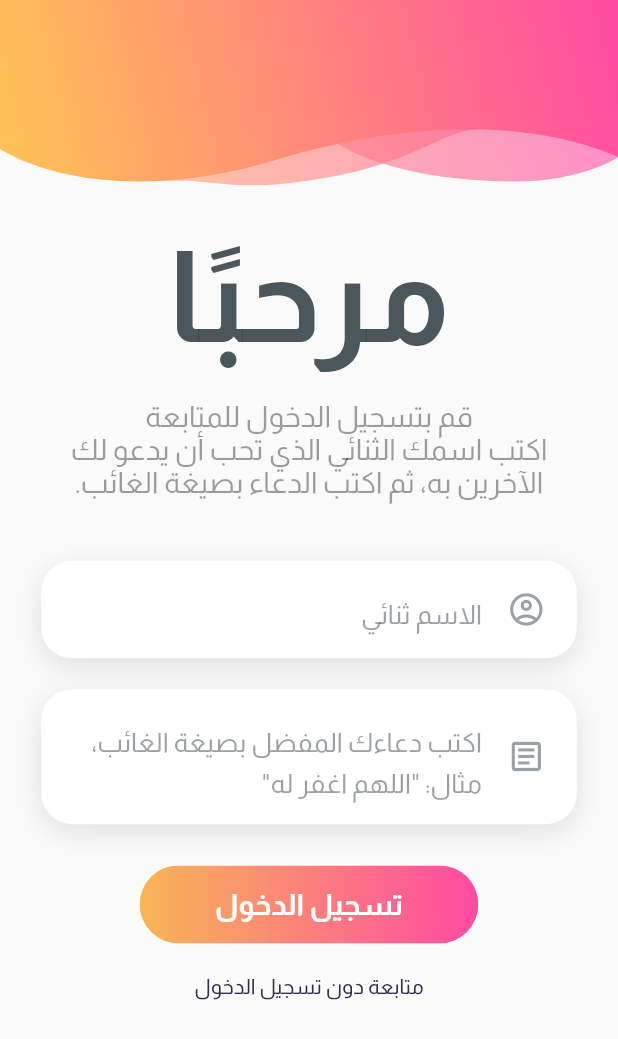
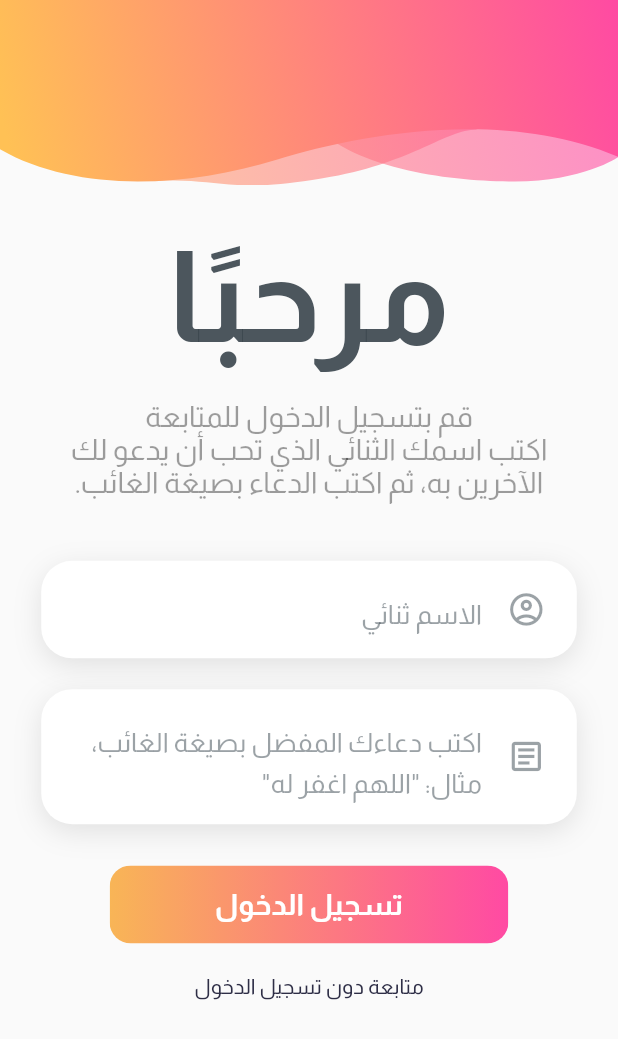
Before and after one commit to MAlazhariy/ramadan_mubarak, a Flutter app: the LoginScreen screen opened by its route, on a phone screen of 412 x 824 dp. Shown: the top 1039 px of the screen. Run offline on Flutter 3.47's test engine with Material 2 defaults, Android fonts, the phone set to English and light mode, and no system bars; our stand-ins replace adhan, cloud_firestore, dio, firebase_core, firebase_messaging, fluro and 14 more; missing offline and left inert: platform_device_id; accounts and stored records are empty; statements that could not run were skipped.

Commit message:
handle main button

```diff
--- a/lib/view/screens/login/login_screen.dart
+++ b/lib/view/screens/login/login_screen.dart
@@ -13,6 +13,7 @@ import 'package:ramadan_kareem/utils/resources/text_styles_manager.dart';
 import 'package:ramadan_kareem/utils/routes.dart';
 import 'package:ramadan_kareem/view/screens/home/home_screen.dart';
 import 'package:ramadan_kareem/view/widgets/internet_consumer_builder.dart';
+import 'package:ramadan_kareem/view/widgets/main_button.dart';
 import 'package:ramadan_kareem/ztrash/shared/cache_helper/cache_helper.dart';
 import 'package:ramadan_kareem/ztrash/shared/components/constants.dart';
 import 'package:ramadan_kareem/view/screens/login/done_screen.dart';
@@ -47,11 +48,11 @@ class _LoginScreenState extends State<LoginScreen> {
       doaa: doaaCtrl.text.trim(),
     );
 
-    if (responseModel.isSuccess){
+    if (responseModel.isSuccess) {
       return _navigate();
     } else {
-      if(!mounted) return;
-      SnkBar.showError(context, responseModel.message??'حدث خطأ، يرجى المحاولة مرة أخرى لاحقًا');
+      if (!mounted) return;
+      SnkBar.showError(context, responseModel.message ?? 'حدث خطأ، يرجى المحاولة مرة أخرى لاحقًا');
     }
   }
 
@@ -220,55 +221,25 @@ class _LoginScreenState extends State<LoginScreen> {
                           // login button
                           Consumer<AuthProvider>(
                             builder: (context, authProvider, _) {
-                              if(authProvider.isLoading){
+                              if (authProvider.isLoading) {
                                 return const Center(child: CircularProgressIndicator.adaptive());
                               }
 
-                              return Align(
-                                alignment: AlignmentDirectional.center,
-                                child: MaterialButton(
+                              return MainButton(
                                 onPressed: () async {
                                   await _submitLogin(authProvider);
                                 },
-                                  padding: const EdgeInsets.all(0),
-                                  shape: const StadiumBorder(),
-                                  highlightElevation: 5,
-                                  highlightColor: const Color(0x7CFF0028).withAlpha(50),
-                                  child: Ink(
-                                    decoration: BoxDecoration(
-                                      gradient: const LinearGradient(
-                                        colors: [
-                                          Color(0XFFFF4AA3),
-                                          Color(0XFFF8B556),
-                                        ],
-                                        begin: Alignment.centerRight,
-                                        end: Alignment.centerLeft,
-                                      ),
-                                      borderRadius: BorderRadius.circular(50),
-                                    ),
-                                    child: Container(
-                                      padding: const EdgeInsets.symmetric(
-                                        vertical: 15,
-                                        horizontal: 50,
-                                      ),
-                                      child: Text(
-                                        'تسجيل الدخول',
-                                        style: Theme.of(context).textTheme.headline2?.copyWith(
-                                          color: Colors.white,
+                                title: 'تسجيل الدخول',
                                 fontSize: 19.5,
-                                          fontWeight: FontWeight.w600,
-                                        ),
-                                      ),
-                                    ),
-                                  ),
-                                ),
+                                fit: false,
+                                flat: false,
                               );
                             },
                           ),
 
                           const SizedBox(height: AppPadding.p5),
                           TextButton(
-                            onPressed: (){
+                            onPressed: () {
                               _navigate();
                             },
                             child: Text(
--- a/lib/view/widgets/main_button.dart
+++ b/lib/view/widgets/main_button.dart
@@ -15,6 +15,7 @@ class MainButton extends StatelessWidget {
     this.fit = true,
     this.outlined = false,
     this.strokeAlign = BorderSide.strokeAlignInside,
+    this.flat = false,
   }) : super(key: key);
 
   final void Function()? onPressed;
@@ -26,6 +27,10 @@ class MainButton extends StatelessWidget {
   final double horizontalContentPadding;
   final double verticalContentPadding;
 
+  /// Flat color.
+  /// If [true] gradient is disabled.
+  final bool flat;
+
   bool get _activated => onPressed != null;
 
   @override
@@ -35,18 +40,29 @@ class MainButton extends StatelessWidget {
       child: MaterialButton(
         onPressed: onPressed,
         padding: EdgeInsets.zero,
+        highlightColor: kPrimarySemiLightColor.withAlpha(50),
         shape: RoundedRectangleBorder(
-          borderRadius: BorderRadius.circular(AppSize.s8),
+          borderRadius: BorderRadius.circular(AppSize.s14),
         ),
         highlightElevation: 5,
         child: Ink(
           decoration: BoxDecoration(
-            color: outlined
+            color: !_activated
+                ? Colors.grey[400]
+                : flat && !outlined
+                    ? kMainColor
+                    : null,
+            gradient: flat
                 ? null
-                : _activated
-                    ? kMainColor
-                    : Colors.grey[400],
-            borderRadius: BorderRadius.circular(AppSize.s8),
+                : const LinearGradient(
+                    colors: [
+                      Color(0XFFFF4AA3),
+                      Color(0XFFF8B556),
+                    ],
+                    begin: Alignment.centerRight,
+                    end: Alignment.centerLeft,
+                  ),
+            borderRadius: BorderRadius.circular(AppSize.s14),
             border: outlined
                 ? Border.all(
                     color: _activated ? kMainColor : Colors.grey.shade400,
```
Lines whose indentation alone changed are shown as unchanged.
